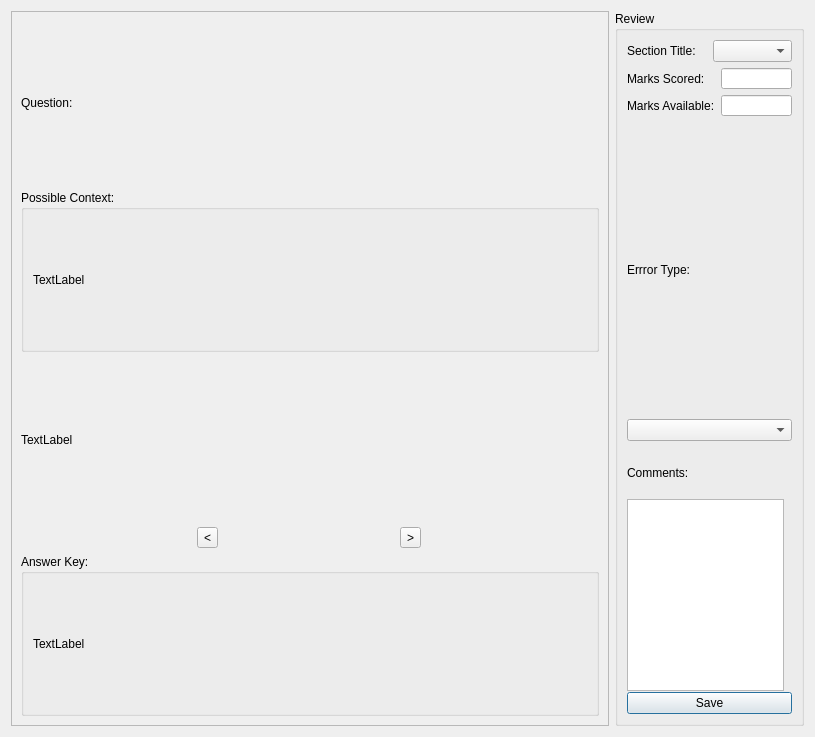
Before: the Qt Designer form question_answer_viewer.ui in MahanTaps/PyMarkingTool-, drawn with Qt 5.
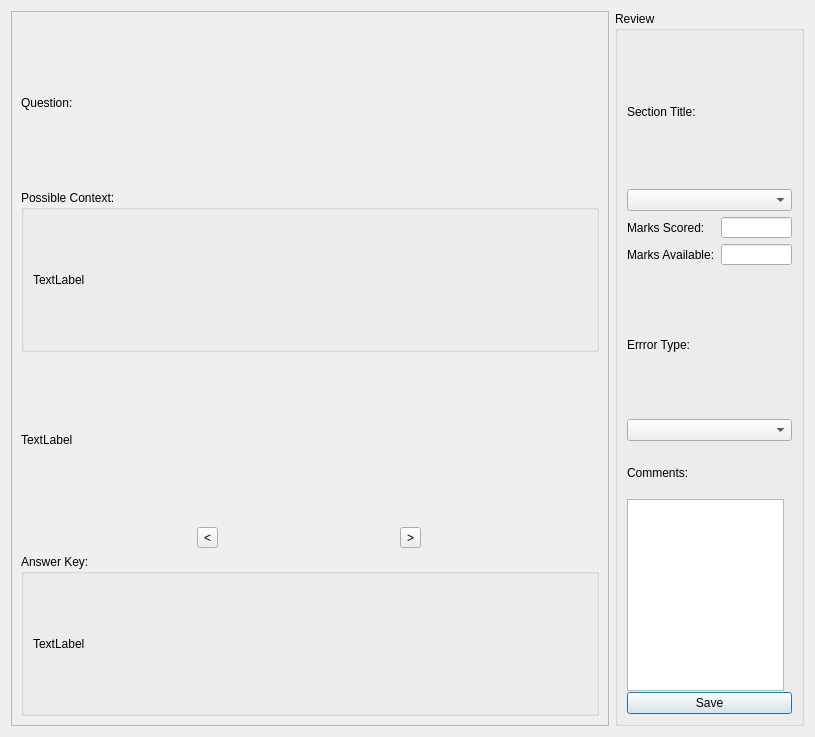
After: the same form once the commit is applied.

Commit message: feat(ui): populate section and error type comboboxes and switch layout to vertical

What changed in the file:
```diff
--- a/question_answer_viewer.ui
+++ b/question_answer_viewer.ui
@@ -153,7 +153,7 @@
            <enum>QLayout::SetDefaultConstraint</enum>
           </property>
           <item>
-           <layout class="QHBoxLayout" name="layout_sectionTitle">
+           <layout class="QVBoxLayout" name="verticalLayout_5">
             <item>
              <widget class="QLabel" name="sectionTitleLabel">
               <property name="text">
```
The commit also changes 10 other files.
